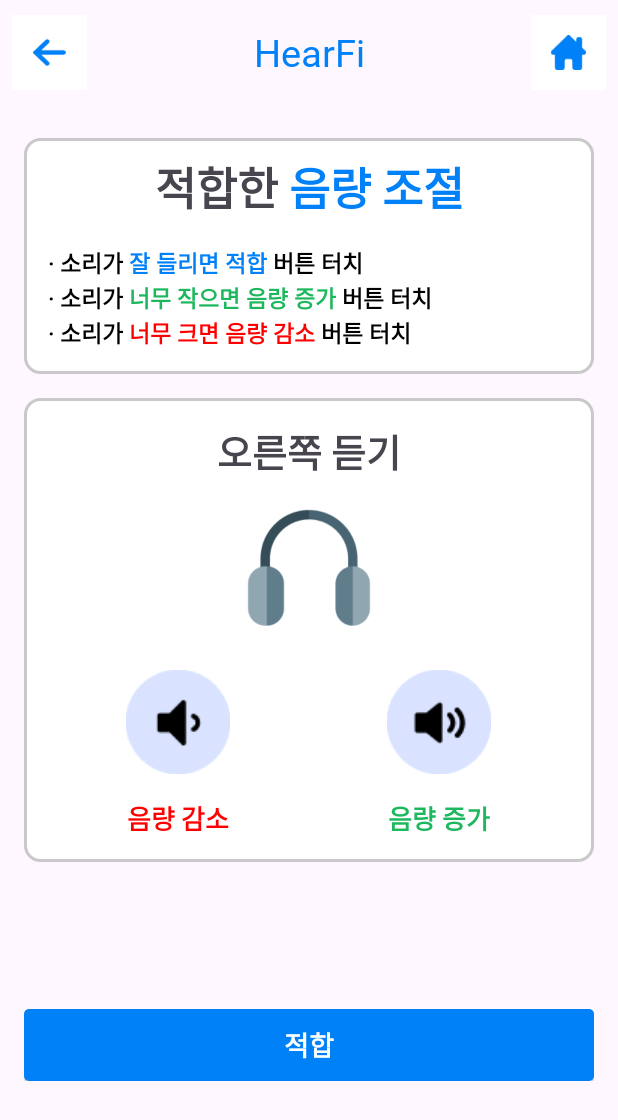
After one commit to kabi98/HearFi_SS, an Android app: the SrtPreTestActivity screen opened directly, with no data from a screen before it, on a phone screen of 412 x 824 dp. The commit adds this screen. Shown: the top 1120 px of the screen. Run offline under Robolectric (Android 15) with nearby library versions, the phone set to English and light mode, and no system bars.

Commit message:
2023.11.17-SrtPreTestActivity, SrtStartAcvitivy 화면 수정
화면 수정 완료

```diff
--- a/HearFiSS_01/app/src/main/AndroidManifest.xml
+++ b/HearFiSS_01/app/src/main/AndroidManifest.xml
@@ -13,6 +13,12 @@
         android:supportsRtl="true"
         android:theme="@style/Theme.HearFiSS_01"
         tools:targetApi="31">
+        <activity
+            android:name=".views.SRT.SrtStartActivity"
+            android:exported="false" />
+        <activity
+            android:name=".views.SRT.SrtPreTestActivity"
+            android:exported="false" />
         <activity
             android:name=".views.SRT.SrtDesc02Activity"
             android:exported="false" />
--- /dev/null
+++ b/HearFiSS_01/app/src/main/java/com/example/hearfiss_01/views/SRT/SrtPreTestActivity.java
@@ -0,0 +1,141 @@
+package com.example.hearfiss_01.views.SRT;
+
+import static com.example.hearfiss_01.global.ShareUtil.changeTextColorFromStartToEnd;
+
+import androidx.appcompat.app.AppCompatActivity;
+import androidx.appcompat.widget.AppCompatButton;
+
+import android.content.Intent;
+import android.graphics.Color;
+import android.os.Bundle;
+import android.text.Spannable;
+import android.text.SpannableStringBuilder;
+import android.text.style.ForegroundColorSpan;
+import android.util.Log;
+import android.view.View;
+import android.widget.ImageButton;
+import android.widget.TextView;
+
+import com.example.hearfiss_01.R;
+import com.example.hearfiss_01.audioTest.PTT.PureTonePlayer;
+import com.example.hearfiss_01.global.GlobalVar;
+import com.example.hearfiss_01.global.TConst;
+import com.example.hearfiss_01.views.Common.MainActivity;
+import com.example.hearfiss_01.views.Common.MenuActivity;
+import com.example.hearfiss_01.views.PTT.PttDesc02Activity;
+import com.example.hearfiss_01.views.PTT.PttStartActivity;
+import com.example.hearfiss_01.views.PTT.PttTestActivity;
+
+public class SrtPreTestActivity  extends AppCompatActivity
+        implements View.OnClickListener {
+
+    String m_TAG = "SrtPreTestActivity";
+
+    AppCompatButton m_BtnStart;
+
+    ImageButton m_ImgBtnBack, m_ImgBtnHome;
+
+    ImageButton m_ImgBtnSoundDown, m_ImgBtnSoundUp;
+
+//    PureTonePlayer m_PTPlayer;
+
+    String m_packname;
+
+//    int m_iCurHz, m_iCurDBHL;
+
+    TextView m_TextViewSideCheck;
+
+    @Override
+    protected void onCreate(Bundle savedInstanceState) {
+        super.onCreate(savedInstanceState);
+        setContentView(R.layout.activity_srt_pre_test);
+
+        m_packname = getPackageName();
+
+        findBtnAndSetClickListener();
+        findAndSetHomeBack();
+        setTextColor();
+
+        m_TextViewSideCheck = findViewById(R.id.sideCheckText);
+        if(GlobalVar.g_TestSide == TConst.T_RIGHT){
+            m_TextViewSideCheck.setText("오른쪽 듣기");
+        }else{
+            m_TextViewSideCheck.setText("왼쪽 듣기");
+        }
+        m_BtnStart.setOnClickListener(this);
+
+    }
+
+    @Override
+    public void onBackPressed() {
+        startActivityAndFinish(SrtDesc02Activity.class);
+    }
+
+    @Override
+    public void onClick(View view) {
+        if (view.getId() == R.id.appBtnSrtPreTestStart) {
+            Log.d(m_TAG, "onClick - pttStartBtn");
+            startActivityAndFinish(SrtStartActivity.class);
+
+        }
+        onClickHomeBack(view);
+    }
+
+    private void findAndSetHomeBack() {
+        m_ImgBtnBack = findViewById(R.id.imgBtnBack);
+        m_ImgBtnBack.setOnClickListener(this);
+
+        m_ImgBtnHome = findViewById(R.id.imgBtnHome);
+        m_ImgBtnHome.setOnClickListener(this);
+    }
+
+    private void onClickHomeBack(View view) {
+        if (view.getId() == R.id.imgBtnBack) {
+            Log.d(m_TAG, "onClick - imgBtnBack");
+//            m_PTPlayer.closeAll();
+
+            startActivityAndFinish(SrtDesc02Activity.class);
+
+        } else if (view.getId() == R.id.imgBtnHome) {
+            Log.d(m_TAG, "onClick - imgBtnHome");
+//            m_PTPlayer.closeAll();
+            startActivityAndFinish(MenuActivity.class);
+
+        }
+    }
+
+
+    private void findBtnAndSetClickListener() {
+        m_BtnStart = findViewById(R.id.appBtnSrtPreTestStart);
+        m_ImgBtnSoundDown = findViewById(R.id.soundDown);
+        m_ImgBtnSoundDown.setOnClickListener(this);
+
+        m_ImgBtnSoundUp = findViewById(R.id.soundUp);
+        m_ImgBtnSoundUp.setOnClickListener(this);
+    }
+
+    private void setTextColor() {
+        changeTextColorFromStartToEnd(R.id.preTestText, "#0181F8", 4, 9);
+        changeTextColorFromStartToEnd(R.id.preTestText1, "#0181F8", 5, 15);
+        changeTextColorFromStartToEnd(R.id.preTestText2, "#1DB85E", 5, 18);
+        changeTextColorFromStartToEnd(R.id.preTestText3, "#FF0000", 5, 18);
+    }
+
+    private void changeTextColorFromStartToEnd(int idRes, String strColor, int iStart, int iEnd){
+        TextView tvText = findViewById(idRes);
+        String strText = tvText.getText().toString();
+        SpannableStringBuilder ssbText = new SpannableStringBuilder(strText);
+        ssbText.setSpan(new ForegroundColorSpan(Color.parseColor(strColor)),iStart,iEnd, Spannable.SPAN_EXCLUSIVE_EXCLUSIVE);
+        tvText.setText(ssbText);
+    }
+
+
+
+
+    private void startActivityAndFinish(Class<?> clsStart) {
+        Intent intent = new Intent(getApplicationContext(), clsStart);
+        startActivity(intent);
+        finish();
+    }
+
+}
--- /dev/null
+++ b/HearFiSS_01/app/src/main/res/layout/activity_srt_pre_test.xml
@@ -0,0 +1,303 @@
+<?xml version="1.0" encoding="utf-8"?>
+<androidx.constraintlayout.widget.ConstraintLayout xmlns:android="http://schemas.android.com/apk/res/android"
+    xmlns:app="http://schemas.android.com/apk/res-auto"
+    xmlns:tools="http://schemas.android.com/tools"
+    android:layout_width="match_parent"
+    android:layout_height="match_parent"
+    tools:context=".views.SRT.SrtPreTestActivity">
+
+    <ScrollView
+        android:layout_width="match_parent"
+        android:layout_height="match_parent">
+
+        <LinearLayout
+            android:layout_width="match_parent"
+            android:layout_height="match_parent"
+            android:orientation="vertical">
+
+            <LinearLayout
+                android:layout_marginStart="8dp"
+                android:layout_marginEnd="8dp"
+                android:layout_width="match_parent"
+                android:layout_height="wrap_content"
+                android:layout_marginTop="10dp"
+                android:orientation="horizontal"
+
+                app:layout_constraintTop_toTopOf="parent"
+                tools:layout_editor_absoluteX="-1dp">
+                <ImageButton
+                    android:id="@+id/imgBtnBack"
+                    android:layout_width="50dp"
+                    android:layout_height="50dp"
+                    android:layout_gravity="start"
+                    android:layout_marginEnd="20dp"
+                    android:layout_weight="0"
+                    android:background="@color/white"
+                    android:padding="13dp"
+                    android:scaleType="fitCenter"
+                    app:srcCompat="@drawable/backbtn" />
+                <LinearLayout
+                    android:layout_weight="0.5"
+                    android:layout_width="match_parent"
+                    android:layout_gravity="center_vertical"
+                    android:layout_height="wrap_content">
+                    <TextView
+                        android:layout_width="match_parent"
+                        android:textAlignment="center"
+                        android:layout_height="match_parent"
+                        android:fontFamily="@font/pretendardextrabold"
+                        android:textColor="@color/blue"
+                        android:textSize="25dp"
+                        android:text="HearFi"></TextView>
+                </LinearLayout>
+
+                <ImageButton
+                    android:id="@+id/imgBtnHome"
+                    android:layout_width="50dp"
+                    android:layout_height="50dp"
+                    android:layout_gravity="end"
+                    android:layout_marginStart="20dp"
+                    android:layout_weight="0"
+                    android:background="@color/white"
+                    android:padding="13dp"
+                    android:scaleType="fitCenter"
+                    app:srcCompat="@drawable/homebtn" />
+            </LinearLayout>
+
+            <LinearLayout
+                android:layout_width="match_parent"
+                android:layout_height="wrap_content"
+                android:layout_marginStart="16dp"
+                android:layout_marginEnd="16dp"
+                android:background="@drawable/custom_edittext"
+                android:layout_marginTop="32dp"
+                android:orientation="vertical">
+
+                <LinearLayout
+                    android:layout_width="match_parent"
+                    android:layout_height="wrap_content"
+                    android:layout_marginTop="10dp"
+                    android:orientation="horizontal">
+                    <TextView
+                        android:id="@+id/preTestText"
+                        android:layout_width="match_parent"
+                        android:layout_height="wrap_content"
+                        android:text="적합한 음량 조절"
+                        android:fontFamily="@font/pretendardextrabold"
+                        android:textAlignment="center"
+                        android:textSize="30dp"
+                        android:textStyle="bold" />
+
+
+                </LinearLayout>
+                <LinearLayout
+                    android:layout_width="match_parent"
+                    android:layout_height="match_parent"
+                    android:layout_marginStart="16dp"
+                    android:layout_marginTop="16dp"
+                    android:orientation="horizontal">
+                    <TextView
+                        android:id="@+id/preTestText1"
+                        android:layout_width="match_parent"
+                        android:layout_height="wrap_content"
+                        android:text="· 소리가 잘 들리면 적합 버튼 터치"
+                        android:fontFamily="@font/pretendardsemibold"
+                        android:textColor="@color/black"
+                        android:textSize="15dp"
+                        android:textStyle="bold" />
+                </LinearLayout>
+                <LinearLayout
+                    android:layout_width="match_parent"
+                    android:layout_height="match_parent"
+                    android:layout_marginStart="16dp"
+                    android:orientation="horizontal">
+                    <TextView
+                        android:id="@+id/preTestText2"
+                        android:layout_width="match_parent"
+                        android:layout_height="wrap_content"
+
+                        android:text="· 소리가 너무 작으면 음량 증가 버튼 터치"
+                        android:fontFamily="@font/pretendardsemibold"
+                        android:textColor="@color/black"
+                        android:textSize="15dp"
+                        android:textStyle="bold" />
+                </LinearLayout>
+                <LinearLayout
+                    android:layout_width="match_parent"
+                    android:layout_height="match_parent"
+                    android:layout_marginStart="16dp"
+                    android:layout_marginBottom="16dp"
+                    android:orientation="horizontal">
+                    <TextView
+                        android:id="@+id/preTestText3"
+                        android:layout_width="match_parent"
+                        android:layout_height="wrap_content"
+
+                        android:text="· 소리가 너무 크면 음량 감소 버튼 터치"
+                        android:fontFamily="@font/pretendardsemibold"
+                        android:textColor="@color/black"
+                        android:textSize="15dp"
+                        android:textStyle="bold" />
+                </LinearLayout>
+
+
+            </LinearLayout>
+            <LinearLayout
+                android:layout_width="match_parent"
+                android:layout_height="wrap_content"
+                android:background="@drawable/custom_edittext"
+                android:layout_marginTop="16dp"
+                android:layout_marginBottom="8dp"
+                android:layout_marginStart="16dp"
+                android:layout_marginEnd="16dp"
+                android:orientation="vertical">
+                <LinearLayout
+                    android:layout_width="match_parent"
+                    android:layout_height="wrap_content"
+                    android:layout_marginTop="16dp"
+                    android:layout_marginStart="16dp"
+                    android:layout_marginEnd="16dp"
+                    android:orientation="horizontal">
+
+                    <TextView
+                        android:id="@+id/sideCheckText"
+                        android:layout_width="match_parent"
+                        android:layout_height="33dp"
+                        android:layout_gravity="center_horizontal"
+                        android:fontFamily="@font/pretendardextrabold"
+                        android:text="오른쪽"
+                        android:gravity="center"
+                        android:textAlignment="center"
+                        android:textSize="25dp"
+                        android:textStyle="bold"></TextView>
+                </LinearLayout>
+                <LinearLayout
+                    android:layout_width="match_parent"
+                    android:layout_height="wrap_content"
+                    android:layout_marginTop="16dp"
+                    android:layout_marginStart="16dp"
+                    android:layout_marginEnd="16dp"
+                    android:gravity="center"
+                    android:orientation="horizontal">
+
+                    <ImageView
+                        android:layout_width="100dp"
+                        android:layout_height="100dp"
+                        android:background="@drawable/headset_icon"></ImageView>
+                </LinearLayout>
+                <LinearLayout
+                    android:layout_width="match_parent"
+                    android:layout_height="wrap_content"
+                    android:layout_marginTop="16dp"
+                    android:layout_marginStart="16dp"
+                    android:layout_marginEnd="16dp"
+                    android:orientation="vertical">
+
+                    <LinearLayout
+                        android:layout_width="match_parent"
+                        android:layout_height="match_parent"
+                        android:orientation="horizontal">
+                        <LinearLayout
+                            android:layout_width="wrap_content"
+                            android:layout_height="wrap_content"
+                            android:layout_weight="0.5"
+                            android:gravity="center"
+                            android:orientation="horizontal">
+                            <ImageButton
+                                android:id="@+id/soundDown"
+                                android:layout_width="69dp"
+                                android:layout_height="69dp"
+                                android:layout_gravity="center"
+                                android:src="@drawable/btn_volume_down_states"
+                                app:srcCompat="@drawable/sounddown_btn_s"
+                                android:background="@drawable/sounddown_btn_s"></ImageButton>
+                        </LinearLayout>
+                        <LinearLayout
+                            android:layout_width="wrap_content"
+                            android:layout_height="wrap_content"
+                            android:layout_weight="0.5"
+                            android:gravity="center"
+                            android:orientation="horizontal">
+
+                            <ImageButton
+                                android:id="@+id/soundUp"
+                                android:layout_width="69dp"
+                                android:layout_height="69dp"
+                                android:src="@drawable/btn_volume_up_states"
+                                app:srcCompat="@drawable/soundup_icon_s"
+                                android:background="@drawable/soundup_icon_s"></ImageButton>
+                        </LinearLayout>
+
+
+                    </LinearLayout>
+                    <LinearLayout
+                        android:layout_width="match_parent"
+                        android:layout_height="match_parent"
+                        android:layout_marginTop="16dp"
+                        android:layout_marginBottom="16dp"
+                        android:orientation="horizontal"
+                        android:baselineAligned="false">
+
+                        <LinearLayout
+                            android:layout_width="wrap_content"
+                            android:layout_height="wrap_content"
+                            android:layout_weight="0.5"
+                            android:gravity="center"
+                            android:orientation="horizontal">
+                            <TextView
+                                android:layout_width="wrap_content"
+                                android:layout_height="wrap_content"
+                                android:textColor="#FF0000"
+                                android:text="음량 감소"
+                                android:textSize="17dp"
+                                android:fontFamily="@font/pretendardsemibold"
+                                android:textStyle="bold"></TextView>
+                        </LinearLayout>
+                        <LinearLayout
+                            android:layout_width="wrap_content"
+                            android:layout_height="wrap_content"
+                            android:layout_weight="0.5"
+                            android:gravity="center"
+                            android:orientation="horizontal">
+                            <TextView
+                                android:layout_width="wrap_content"
+                                android:layout_height="wrap_content"
+                                android:textColor="#1DB85E"
+                                android:fontFamily="@font/pretendardsemibold"
+                                android:textSize="17dp"
+                                android:text="음량 증가"
+                                android:textStyle="bold"></TextView>
+                        </LinearLayout>
+                    </LinearLayout>
+                </LinearLayout>
+
+
+
+            </LinearLayout>
+
+            <LinearLayout
+                android:layout_width="match_parent"
+                android:layout_height="match_parent"
+                android:layout_marginStart="16dp"
+                android:layout_marginEnd="16dp"
+                android:layout_marginTop="90dp"
+                android:orientation="horizontal">
+
+                <androidx.appcompat.widget.AppCompatButton
+                    android:id="@+id/appBtnSrtPreTestStart"
+                    android:layout_width="match_parent"
+                    android:layout_height="wrap_content"
+                    android:background="@drawable/blue_button"
+                    android:text="적합"
+                    android:textColor="@color/white"
+                    android:textSize="18dp"
+                    android:textStyle="bold"
+                    tools:ignore="MissingConstraints"></androidx.appcompat.widget.AppCompatButton>
+            </LinearLayout>
+        </LinearLayout>
+
+    </ScrollView>
+
+
+
+</androidx.constraintlayout.widget.ConstraintLayout>
```
Also changed, not shown: HearFiSS_01/app/src/main/java/com/example/hearfiss_01/views/SRT/SrtDesc02Activity.java (+20 -11 lines), HearFiSS_01/app/src/main/java/com/example/hearfiss_01/views/SRT/SrtStartActivity.java (added, +101 -0 lines), HearFiSS_01/app/src/main/res/layout/activity_srt_start.xml (added, +113 -0 lines).
